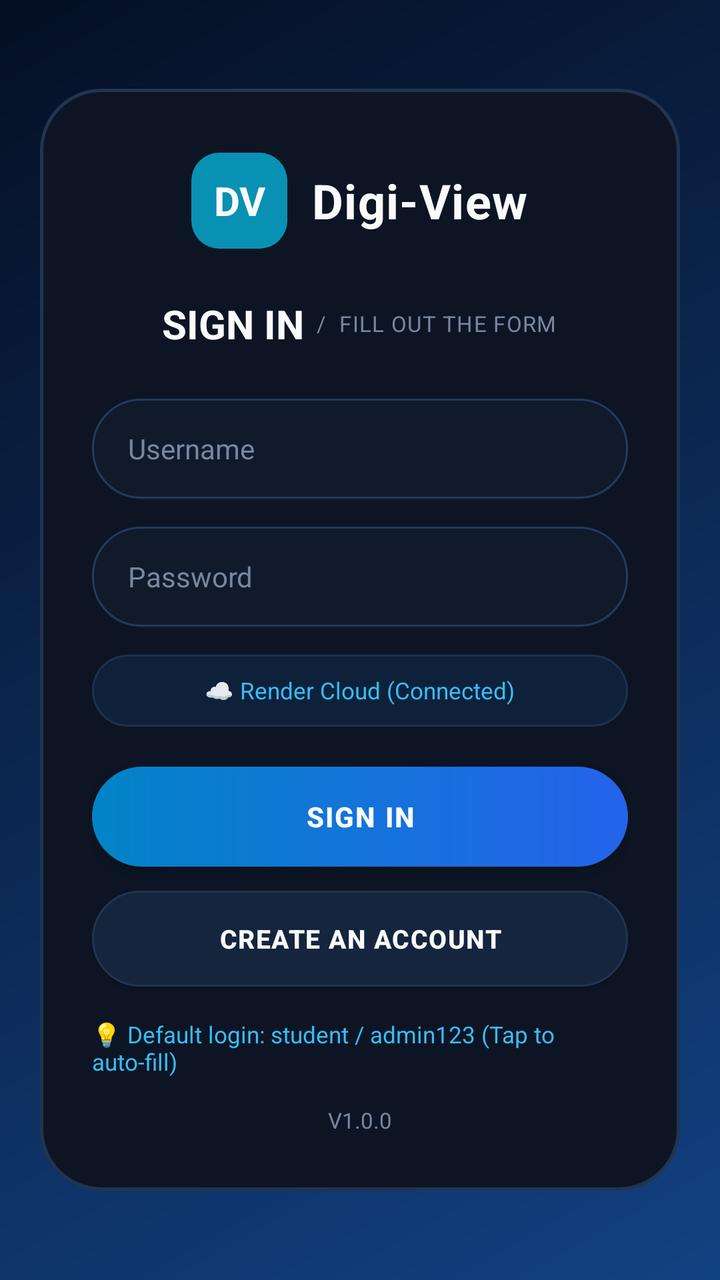
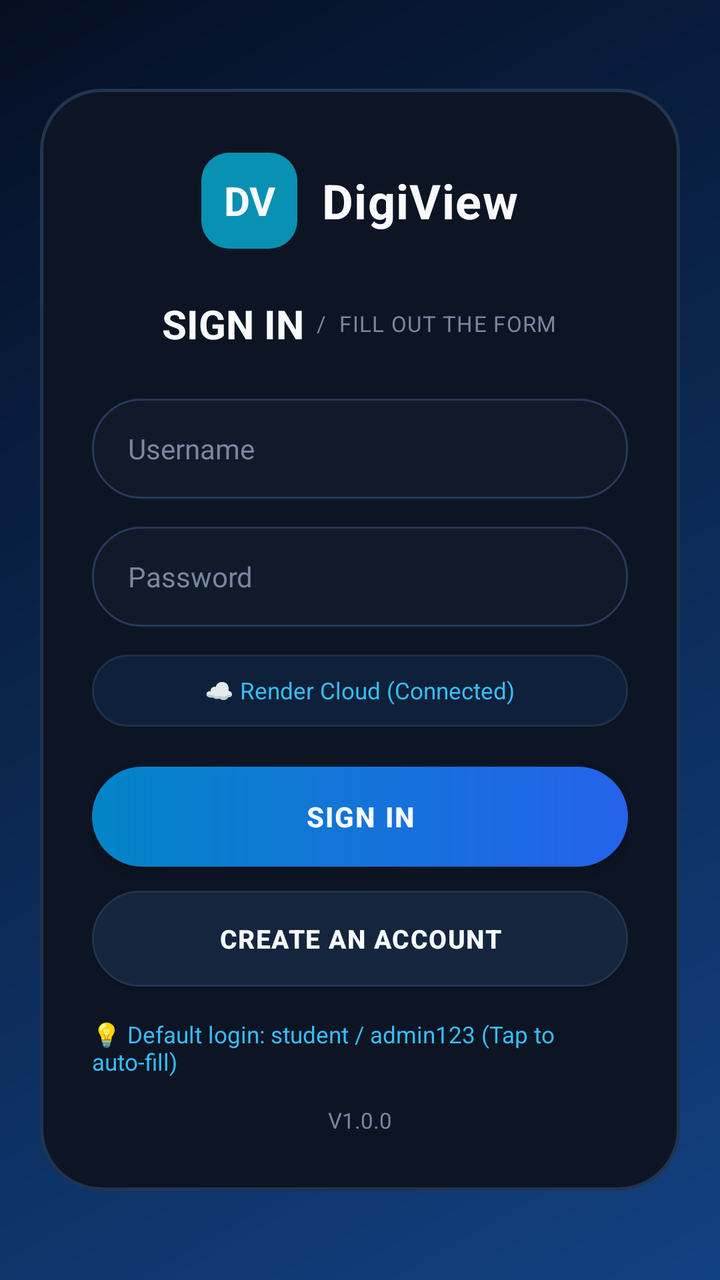

Before-and-after screenshots of an Android layout around one commit, followed by the original layout XML and the change that was made.
<!-- AndroidManifest.xml: application theme Theme.DigiView -->
<!-- res/layout/activity_main.xml -->
<?xml version="1.0" encoding="utf-8"?>
<androidx.constraintlayout.widget.ConstraintLayout
    xmlns:android="http://schemas.android.com/apk/res/android"
    xmlns:app="http://schemas.android.com/apk/res-auto"
    android:layout_width="match_parent"
    android:layout_height="match_parent"
    android:background="@drawable/bg_gradient">

    
    <LinearLayout
        android:id="@+id/topBar"
        android:layout_width="0dp"
        android:layout_height="64dp"
        android:background="@color/d_top"
        android:gravity="center_vertical"
        android:orientation="horizontal"
        android:paddingStart="16dp"
        android:paddingEnd="16dp"
        app:layout_constraintTop_toTopOf="parent"
        app:layout_constraintStart_toStartOf="parent"
        app:layout_constraintEnd_toEndOf="parent">

        
        <LinearLayout
            android:layout_width="0dp"
            android:layout_height="wrap_content"
            android:layout_weight="1"
            android:orientation="horizontal"
            android:gravity="center_vertical">

            <TextView
                android:layout_width="32dp"
                android:layout_height="32dp"
                android:background="@drawable/bg_dv_logo"
                android:gravity="center"
                android:text="DV"
                android:textColor="@color/text_white"
                android:textSize="13sp"
                android:textStyle="bold"
                android:layout_marginEnd="8dp" />

            <TextView
                android:layout_width="wrap_content"
                android:layout_height="wrap_content"
                android:text="DIGI-VIEW"
                android:textColor="@color/cyan"
                android:textSize="18sp"
                android:textStyle="bold"
                android:fontFamily="sans-serif-black"
                android:letterSpacing="0.05"
                android:singleLine="true" />
        </LinearLayout>

        
        <LinearLayout
            android:id="@+id/topXpPill"
            android:layout_width="wrap_content"
            android:layout_height="34dp"
            android:background="@drawable/bg_pill"
            android:gravity="center"
            android:paddingStart="12dp"
            android:paddingEnd="12dp"
            android:layout_marginEnd="6dp">

            <TextView
                android:id="@+id/tvTopXp"
                android:layout_width="wrap_content"
                android:layout_height="wrap_content"
                android:text="⚡ 0 XP"
                android:textColor="@color/gold"
                android:textSize="12sp"
                android:textStyle="bold" />
        </LinearLayout>

        
        <LinearLayout
            android:id="@+id/topLevelPill"
            android:layout_width="wrap_content"
            android:layout_height="34dp"
            android:background="@drawable/bg_pill"
            android:gravity="center"
            android:paddingStart="10dp"
            android:paddingEnd="10dp"
            android:layout_marginEnd="6dp">

            <TextView
                android:id="@+id/tvTopLevel"
                android:layout_width="wrap_content"
                android:layout_height="wrap_content"
                android:text="Level 1"
                android:textColor="@color/cyan"
                android:textSize="12sp"
                android:textStyle="bold" />
        </LinearLayout>

        
        <LinearLayout
            android:id="@+id/topCloudPill"
            android:layout_width="wrap_content"
            android:layout_height="34dp"
            android:background="@drawable/bg_pill"
            android:gravity="center"
            android:paddingStart="10dp"
            android:paddingEnd="10dp"
            android:layout_marginEnd="6dp"
            android:clickable="true"
            android:focusable="true">

            <TextView
                android:id="@+id/tvTopCloud"
                android:layout_width="wrap_content"
                android:layout_height="wrap_content"
                android:text="☁️"
                android:textSize="13sp" />
        </LinearLayout>

        
        <TextView
            android:id="@+id/topAvatar"
            android:layout_width="38dp"
            android:layout_height="38dp"
            android:background="@drawable/bg_avatar"
            android:gravity="center"
            android:text="S"
            android:textColor="@color/cyan_glow"
            android:textSize="16sp"
            android:textStyle="bold" />
    </LinearLayout>

    <View
        android:id="@+id/topDivider"
        android:layout_width="0dp"
        android:layout_height="1dp"
        android:background="@color/d_line"
        app:layout_constraintTop_toBottomOf="@id/topBar"
        app:layout_constraintStart_toStartOf="parent"
        app:layout_constraintEnd_toEndOf="parent" />

    
    <FrameLayout
        android:id="@+id/contentContainer"
        android:layout_width="0dp"
        android:layout_height="0dp"
        app:layout_constraintTop_toBottomOf="@id/topDivider"
        app:layout_constraintBottom_toTopOf="@id/bottomNavDivider"
        app:layout_constraintStart_toStartOf="parent"
        app:layout_constraintEnd_toEndOf="parent" />

    
    <View
        android:id="@+id/bottomNavDivider"
        android:layout_width="0dp"
        android:layout_height="1dp"
        android:background="@color/d_line"
        app:layout_constraintBottom_toTopOf="@id/bottomNav"
        app:layout_constraintStart_toStartOf="parent"
        app:layout_constraintEnd_toEndOf="parent" />

    <LinearLayout
        android:id="@+id/bottomNav"
        android:layout_width="0dp"
        android:layout_height="62dp"
        android:background="@color/d_sidebar"
        android:gravity="center"
        android:orientation="horizontal"
        app:layout_constraintBottom_toBottomOf="parent"
        app:layout_constraintStart_toStartOf="parent"
        app:layout_constraintEnd_toEndOf="parent">

        
        <LinearLayout
            android:id="@+id/navDashboard"
            android:layout_width="0dp"
            android:layout_height="match_parent"
            android:layout_weight="1"
            android:gravity="center"
            android:orientation="vertical"
            android:clickable="true"
            android:focusable="true">

            <TextView
                android:id="@+id/iconNavDashboard"
                android:layout_width="wrap_content"
                android:layout_height="wrap_content"
                android:text="🏠"
                android:textSize="17sp" />

            <TextView
                android:id="@+id/labelNavDashboard"
                android:layout_width="wrap_content"
                android:layout_height="wrap_content"
                android:text="Home"
                android:textColor="@color/cyan"
                android:textSize="10.5sp"
                android:textStyle="bold"
                android:layout_marginTop="2dp" />
        </LinearLayout>

        
        <LinearLayout
            android:id="@+id/navLessons"
            android:layout_width="0dp"
            android:layout_height="match_parent"
            android:layout_weight="1"
            android:gravity="center"
            android:orientation="vertical"
            android:clickable="true"
            android:focusable="true">

            <TextView
                android:id="@+id/iconNavLessons"
                android:layout_width="wrap_content"
                android:layout_height="wrap_content"
                android:text="📚"
                android:textSize="17sp" />

            <TextView
                android:id="@+id/labelNavLessons"
                android:layout_width="wrap_content"
                android:layout_height="wrap_content"
                android:text="Lessons"
                android:textColor="@color/muted"
                android:textSize="10.5sp"
                android:layout_marginTop="2dp" />
        </LinearLayout>

        
        <LinearLayout
            android:id="@+id/navQuiz"
            android:layout_width="0dp"
            android:layout_height="match_parent"
            android:layout_weight="1"
            android:gravity="center"
            android:orientation="vertical"
            android:clickable="true"
            android:focusable="true">

            <TextView
                android:id="@+id/iconNavQuiz"
                android:layout_width="wrap_content"
                android:layout_height="wrap_content"
                android:text="🧠"
                android:textSize="17sp" />

            <TextView
                android:id="@+id/labelNavQuiz"
                android:layout_width="wrap_content"
                android:layout_height="wrap_content"
                android:text="Quiz"
                android:textColor="@color/muted"
                android:textSize="10.5sp"
                android:layout_marginTop="2dp" />
        </LinearLayout>

        
        <LinearLayout
            android:id="@+id/navAchievements"
            android:layout_width="0dp"
            android:layout_height="match_parent"
            android:layout_weight="1"
            android:gravity="center"
            android:orientation="vertical"
            android:clickable="true"
            android:focusable="true">

            <TextView
                android:id="@+id/iconNavAchievements"
                android:layout_width="wrap_content"
                android:layout_height="wrap_content"
                android:text="🏆"
                android:textSize="17sp" />

            <TextView
                android:id="@+id/labelNavAchievements"
                android:layout_width="wrap_content"
                android:layout_height="wrap_content"
                android:text="Badges"
                android:textColor="@color/muted"
                android:textSize="10.5sp"
                android:layout_marginTop="2dp" />
        </LinearLayout>

        
        <LinearLayout
            android:id="@+id/navHistory"
            android:layout_width="0dp"
            android:layout_height="match_parent"
            android:layout_weight="1"
            android:gravity="center"
            android:orientation="vertical"
            android:clickable="true"
            android:focusable="true">

            <TextView
                android:id="@+id/iconNavHistory"
                android:layout_width="wrap_content"
                android:layout_height="wrap_content"
                android:text="📊"
                android:textSize="17sp" />

            <TextView
                android:id="@+id/labelNavHistory"
                android:layout_width="wrap_content"
                android:layout_height="wrap_content"
                android:text="History"
                android:textColor="@color/muted"
                android:textSize="10.5sp"
                android:layout_marginTop="2dp" />
        </LinearLayout>

        
        <LinearLayout
            android:id="@+id/navProfile"
            android:layout_width="0dp"
            android:layout_height="match_parent"
            android:layout_weight="1"
            android:gravity="center"
            android:orientation="vertical"
            android:clickable="true"
            android:focusable="true">

            <TextView
                android:id="@+id/iconNavProfile"
                android:layout_width="wrap_content"
                android:layout_height="wrap_content"
                android:text="👤"
                android:textSize="17sp" />

            <TextView
                android:id="@+id/labelNavProfile"
                android:layout_width="wrap_content"
                android:layout_height="wrap_content"
                android:text="Profile"
                android:textColor="@color/muted"
                android:textSize="10.5sp"
                android:layout_marginTop="2dp" />
        </LinearLayout>
    </LinearLayout>

    
    <FrameLayout
        android:id="@+id/authScreenContainer"
        android:layout_width="0dp"
        android:layout_height="0dp"
        android:visibility="visible"
        app:layout_constraintTop_toTopOf="parent"
        app:layout_constraintBottom_toBottomOf="parent"
        app:layout_constraintStart_toStartOf="parent"
        app:layout_constraintEnd_toEndOf="parent">

        <include layout="@layout/layout_auth" />
    </FrameLayout>

</androidx.constraintlayout.widget.ConstraintLayout>
<!-- res/layout/layout_auth.xml (included above) -->
<?xml version="1.0" encoding="utf-8"?>
<ScrollView
    xmlns:android="http://schemas.android.com/apk/res/android"
    xmlns:app="http://schemas.android.com/apk/res-auto"
    android:layout_width="match_parent"
    android:layout_height="match_parent"
    android:background="@drawable/bg_gradient"
    android:fillViewport="true">

    <LinearLayout
        android:layout_width="match_parent"
        android:layout_height="wrap_content"
        android:orientation="vertical"
        android:gravity="center"
        android:paddingStart="20dp"
        android:paddingEnd="20dp"
        android:paddingTop="36dp"
        android:paddingBottom="36dp">

        
        <LinearLayout
            android:id="@+id/authLoginCard"
            android:layout_width="match_parent"
            android:layout_height="wrap_content"
            android:maxWidth="440dp"
            android:background="@drawable/bg_auth_card"
            android:orientation="vertical"
            android:paddingStart="26dp"
            android:paddingEnd="26dp"
            android:paddingTop="32dp"
            android:paddingBottom="28dp"
            android:visibility="visible">

            
            <LinearLayout
                android:layout_width="wrap_content"
                android:layout_height="wrap_content"
                android:orientation="horizontal"
                android:gravity="center_vertical"
                android:layout_gravity="center_horizontal"
                android:layout_marginBottom="24dp">

                <TextView
                    android:layout_width="48dp"
                    android:layout_height="48dp"
                    android:background="@drawable/bg_dv_logo"
                    android:gravity="center"
                    android:text="DV"
                    android:textColor="@color/text_white"
                    android:textSize="20sp"
                    android:textStyle="bold"
                    android:layout_marginEnd="12dp" />

                <TextView
                    android:layout_width="wrap_content"
                    android:layout_height="wrap_content"
                    android:text="Digi-View"
                    android:textColor="@color/text_white"
                    android:textSize="24sp"
                    android:textStyle="bold"
                    android:letterSpacing="0.02" />
            </LinearLayout>

            
            <LinearLayout
                android:layout_width="wrap_content"
                android:layout_height="wrap_content"
                android:orientation="horizontal"
                android:gravity="center_vertical"
                android:layout_gravity="center_horizontal"
                android:layout_marginBottom="24dp">

                <TextView
                    android:layout_width="wrap_content"
                    android:layout_height="wrap_content"
                    android:text="SIGN IN"
                    android:textColor="@color/text_white"
                    android:textSize="20sp"
                    android:textStyle="bold" />

                <TextView
                    android:layout_width="wrap_content"
                    android:layout_height="wrap_content"
                    android:text="  /  FILL OUT THE FORM"
                    android:textColor="@color/auth_hint"
                    android:textSize="11sp"
                    android:letterSpacing="0.04" />
            </LinearLayout>

            
            <EditText
                android:id="@+id/etLoginUsername"
                android:layout_width="match_parent"
                android:layout_height="50dp"
                android:background="@drawable/bg_auth_input"
                android:hint="Username"
                android:textColorHint="@color/auth_hint"
                android:textColor="@color/text_white"
                android:textSize="14sp"
                android:paddingStart="18dp"
                android:paddingEnd="18dp"
                android:singleLine="true"
                android:inputType="textNoSuggestions" />

            
            <EditText
                android:id="@+id/etLoginPassword"
                android:layout_width="match_parent"
                android:layout_height="50dp"
                android:background="@drawable/bg_auth_input"
                android:hint="Password"
                android:textColorHint="@color/auth_hint"
                android:textColor="@color/text_white"
                android:textSize="14sp"
                android:paddingStart="18dp"
                android:paddingEnd="18dp"
                android:singleLine="true"
                android:layout_marginTop="14dp"
                android:inputType="textPassword" />

            
            <LinearLayout
                android:id="@+id/btnLoginServerPill"
                android:layout_width="match_parent"
                android:layout_height="36dp"
                android:background="@drawable/bg_pill"
                android:gravity="center"
                android:orientation="horizontal"
                android:layout_marginTop="14dp"
                android:clickable="true"
                android:focusable="true">

                <TextView
                    android:id="@+id/tvLoginServerText"
                    android:layout_width="wrap_content"
                    android:layout_height="wrap_content"
                    android:text="☁️ Render Cloud (Connected)"
                    android:textColor="@color/cyan"
                    android:textSize="11.5sp" />
            </LinearLayout>

            
            <com.google.android.material.button.MaterialButton
                android:id="@+id/btnDoLogin"
                android:layout_width="match_parent"
                android:layout_height="50dp"
                android:background="@drawable/bg_auth_btn_primary"
                app:backgroundTint="@null"
                android:text="SIGN IN"
                android:textColor="@color/text_white"
                android:textSize="14sp"
                android:textStyle="bold"
                android:letterSpacing="0.05"
                app:cornerRadius="25dp"
                android:layout_marginTop="20dp" />

            
            <com.google.android.material.button.MaterialButton
                android:id="@+id/btnGoToRegister"
                android:layout_width="match_parent"
                android:layout_height="48dp"
                android:background="@drawable/bg_auth_btn_secondary"
                app:backgroundTint="@null"
                android:text="CREATE AN ACCOUNT"
                android:textColor="@color/text_white"
                android:textSize="13sp"
                android:textStyle="bold"
                android:letterSpacing="0.04"
                app:cornerRadius="24dp"
                android:layout_marginTop="12dp" />

            
            <TextView
                android:id="@+id/tvQuickDemoLogin"
                android:layout_width="wrap_content"
                android:layout_height="wrap_content"
                android:text="💡 Default login: student / admin123 (Tap to auto-fill)"
                android:textColor="@color/cyan"
                android:textSize="11.5sp"
                android:layout_gravity="center_horizontal"
                android:layout_marginTop="16dp"
                android:clickable="true"
                android:focusable="true" />

            
            <TextView
                android:layout_width="wrap_content"
                android:layout_height="wrap_content"
                android:text="V1.0.0"
                android:textColor="@color/auth_hint"
                android:textSize="11sp"
                android:layout_gravity="center_horizontal"
                android:layout_marginTop="14dp" />
        </LinearLayout>

        
        <LinearLayout
            android:id="@+id/authRegisterCard"
            android:layout_width="match_parent"
            android:layout_height="wrap_content"
            android:maxWidth="440dp"
            android:background="@drawable/bg_auth_card"
            android:orientation="vertical"
            android:paddingStart="26dp"
            android:paddingEnd="26dp"
            android:paddingTop="30dp"
            android:paddingBottom="26dp"
            android:visibility="gone">

            
            <LinearLayout
                android:layout_width="wrap_content"
                android:layout_height="wrap_content"
                android:orientation="horizontal"
                android:gravity="center_vertical"
                android:layout_gravity="center_horizontal"
                android:layout_marginBottom="20dp">

                <TextView
                    android:layout_width="44dp"
                    android:layout_height="44dp"
                    android:background="@drawable/bg_dv_logo"
                    android:gravity="center"
                    android:text="DV"
                    android:textColor="@color/text_white"
                    android:textSize="18sp"
                    android:textStyle="bold"
                    android:layout_marginEnd="12dp" />

                <TextView
                    android:layout_width="wrap_content"
                    android:layout_height="wrap_content"
                    android:text="Digi-View"
                    android:textColor="@color/text_white"
                    android:textSize="22sp"
                    android:textStyle="bold" />
            </LinearLayout>

            
            <LinearLayout
                android:layout_width="wrap_content"
                android:layout_height="wrap_content"
                android:orientation="horizontal"
                android:gravity="center_vertical"
                android:layout_gravity="center_horizontal"
                android:layout_marginBottom="20dp">

                <TextView
                    android:layout_width="wrap_content"
                    android:layout_height="wrap_content"
                    android:text="SIGN UP"
                    android:textColor="@color/text_white"
                    android:textSize="19sp"
                    android:textStyle="bold" />

                <TextView
                    android:layout_width="wrap_content"
                    android:layout_height="wrap_content"
                    android:text="  /  STUDENT PROFILE DETAILS"
                    android:textColor="@color/auth_hint"
                    android:textSize="10.5sp"
                    android:letterSpacing="0.04" />
            </LinearLayout>

            
            <EditText
                android:id="@+id/etRegFullName"
                android:layout_width="match_parent"
                android:layout_height="48dp"
                android:background="@drawable/bg_auth_input"
                android:hint="Student Name"
                android:textColorHint="@color/auth_hint"
                android:textColor="@color/text_white"
                android:textSize="14sp"
                android:paddingStart="16dp"
                android:paddingEnd="16dp"
                android:singleLine="true"
                android:inputType="textPersonName" />

            
            <LinearLayout
                android:layout_width="match_parent"
                android:layout_height="wrap_content"
                android:orientation="horizontal"
                android:layout_marginTop="12dp">

                <EditText
                    android:id="@+id/etRegGrade"
                    android:layout_width="0dp"
                    android:layout_height="48dp"
                    android:layout_weight="1"
                    android:background="@drawable/bg_auth_input"
                    android:hint="Grade (e.g. 11)"
                    android:textColorHint="@color/auth_hint"
                    android:textColor="@color/text_white"
                    android:textSize="13sp"
                    android:paddingStart="14dp"
                    android:paddingEnd="14dp"
                    android:singleLine="true"
                    android:layout_marginEnd="6dp" />

                <EditText
                    android:id="@+id/etRegSection"
                    android:layout_width="0dp"
                    android:layout_height="48dp"
                    android:layout_weight="1"
                    android:background="@drawable/bg_auth_input"
                    android:hint="Section"
                    android:textColorHint="@color/auth_hint"
                    android:textColor="@color/text_white"
                    android:textSize="13sp"
                    android:paddingStart="14dp"
                    android:paddingEnd="14dp"
                    android:singleLine="true"
                    android:layout_marginStart="6dp" />
            </LinearLayout>

            
            <Spinner
                android:id="@+id/spRegGender"
                android:layout_width="match_parent"
                android:layout_height="48dp"
                android:background="@drawable/bg_auth_input"
                android:layout_marginTop="12dp"
                android:paddingStart="12dp"
                android:paddingEnd="12dp" />

            
            <EditText
                android:id="@+id/etRegPassword"
                android:layout_width="match_parent"
                android:layout_height="48dp"
                android:background="@drawable/bg_auth_input"
                android:hint="Password (min 4 chars)"
                android:textColorHint="@color/auth_hint"
                android:textColor="@color/text_white"
                android:textSize="14sp"
                android:paddingStart="16dp"
                android:paddingEnd="16dp"
                android:singleLine="true"
                android:layout_marginTop="12dp"
                android:inputType="textPassword" />

            
            <EditText
                android:id="@+id/etRegConfirmPassword"
                android:layout_width="match_parent"
                android:layout_height="48dp"
                android:background="@drawable/bg_auth_input"
                android:hint="Confirm Password"
                android:textColorHint="@color/auth_hint"
                android:textColor="@color/text_white"
                android:textSize="14sp"
                android:paddingStart="16dp"
                android:paddingEnd="16dp"
                android:singleLine="true"
                android:layout_marginTop="12dp"
                android:inputType="textPassword" />

            
            <com.google.android.material.button.MaterialButton
                android:id="@+id/btnDoRegister"
                android:layout_width="match_parent"
                android:layout_height="50dp"
                android:background="@drawable/bg_auth_btn_primary"
                app:backgroundTint="@null"
                android:text="CREATE ACCOUNT"
                android:textColor="@color/text_white"
                android:textSize="14sp"
                android:textStyle="bold"
                android:letterSpacing="0.05"
                app:cornerRadius="25dp"
                android:layout_marginTop="18dp" />

            
            <TextView
                android:id="@+id/btnGoToLogin"
                android:layout_width="wrap_content"
                android:layout_height="wrap_content"
                android:text="ALREADY REGISTERED? LOGIN"
                android:textColor="@color/cyan"
                android:textSize="12sp"
                android:textStyle="bold"
                android:letterSpacing="0.04"
                android:layout_gravity="center_horizontal"
                android:layout_marginTop="16dp"
                android:clickable="true"
                android:focusable="true" />
        </LinearLayout>

    </LinearLayout>
</ScrollView>
<!-- resources referenced by this layout -->
<resources>
  <color name="auth_hint">#7887A0</color>
  <color name="cyan">#38BDF8</color>
  <color name="cyan_glow">#22D3EE</color>
  <color name="d_line">#1E304C</color>
  <color name="d_sidebar">#060F1E</color>
  <color name="d_top">#071120</color>
  <color name="gold">#FACC15</color>
  <color name="muted">#94A3B8</color>
  <color name="text_white">#F8FAFC</color>
  <!-- drawable bg_auth_btn_primary (drawable) -->
  <?xml version="1.0" encoding="utf-8"?>
  <shape xmlns:android="http://schemas.android.com/apk/res/android"
      android:shape="rectangle">
      <gradient
          android:type="linear"
          android:angle="0"
          android:startColor="#0284C7"
          android:endColor="#2563EB" />
      <corners android:radius="25dp" />
  </shape>
  <!-- drawable bg_auth_btn_secondary (drawable) -->
  <?xml version="1.0" encoding="utf-8"?>
  <shape xmlns:android="http://schemas.android.com/apk/res/android"
      android:shape="rectangle">
      <solid android:color="#14253D" />
      <stroke
          android:width="1dp"
          android:color="@color/auth_card_border" />
      <corners android:radius="25dp" />
  </shape>
  <!-- drawable bg_auth_card (drawable) -->
  <?xml version="1.0" encoding="utf-8"?>
  <shape xmlns:android="http://schemas.android.com/apk/res/android"
      android:shape="rectangle">
      <solid android:color="@color/auth_card_bg" />
      <stroke
          android:width="1.5dp"
          android:color="@color/auth_card_border" />
      <corners android:radius="30dp" />
  </shape>
  <!-- drawable bg_auth_input (drawable) -->
  <?xml version="1.0" encoding="utf-8"?>
  <shape xmlns:android="http://schemas.android.com/apk/res/android"
      android:shape="rectangle">
      <solid android:color="@color/auth_input_bg" />
      <stroke
          android:width="1dp"
          android:color="@color/auth_input_border" />
      <corners android:radius="24dp" />
  </shape>
  <!-- drawable bg_avatar (drawable) -->
  <?xml version="1.0" encoding="utf-8"?>
  <shape xmlns:android="http://schemas.android.com/apk/res/android"
      android:shape="oval">
      <solid android:color="@color/d_card" />
      <stroke
          android:width="2dp"
          android:color="@color/cyan" />
  </shape>
  <!-- drawable bg_dv_logo (drawable) -->
  <?xml version="1.0" encoding="utf-8"?>
  <shape xmlns:android="http://schemas.android.com/apk/res/android"
      android:shape="rectangle">
      <solid android:color="@color/teal_dv" />
      <corners android:radius="14dp" />
  </shape>
  <!-- drawable bg_gradient (drawable) -->
  <?xml version="1.0" encoding="utf-8"?>
  <shape xmlns:android="http://schemas.android.com/apk/res/android"
      android:shape="rectangle">
      <gradient
          android:type="linear"
          android:angle="315"
          android:startColor="@color/d_bg_start"
          android:endColor="@color/d_bg_end" />
  </shape>
  <!-- drawable bg_pill (drawable) -->
  <?xml version="1.0" encoding="utf-8"?>
  <shape xmlns:android="http://schemas.android.com/apk/res/android"
      android:shape="rectangle">
      <corners android:radius="20dp" />
      <solid android:color="#0F213A" />
      <stroke
          android:width="1dp"
          android:color="@color/d_line" />
  </shape>
  <color name="auth_card_border">#213450</color>
  <color name="auth_card_bg">#0D1524</color>
  <color name="auth_input_bg">#101A2B</color>
  <color name="auth_input_border">#263A58</color>
  <color name="d_card">#0E1B30</color>
  <color name="teal_dv">#0891B2</color>
  <color name="d_bg_start">#050F23</color>
  <color name="d_bg_end">#124182</color>
  <color name="blue">#2563EB</color>
  <color name="blue_hover">#1D4ED8</color>
  <!-- unchanged entries left out for length: 1 -->
</resources>

<!-- the commit's change to res/layout/activity_main.xml (unified diff, before → after) -->
@@ -42,7 +42,7 @@
             <TextView
                 android:layout_width="wrap_content"
                 android:layout_height="wrap_content"
-                android:text="DIGI-VIEW"
+                android:text="DIGIVIEW"
                 android:textColor="@color/cyan"
                 android:textSize="18sp"
                 android:textStyle="bold"
@@ -409,7 +409,7 @@
                 <TextView
                     android:layout_width="wrap_content"
                     android:layout_height="wrap_content"
-                    android:text="Digi-View"
+                    android:text="DigiView"
                     android:textColor="@color/text_white"
                     android:textSize="24sp"
                     android:textStyle="bold"
@@ -585,7 +585,7 @@
                 <TextView
                     android:layout_width="wrap_content"
                     android:layout_height="wrap_content"
-                    android:text="Digi-View"
+                    android:text="DigiView"
                     android:textColor="@color/text_white"
                     android:textSize="22sp"
                     android:textStyle="bold" />
